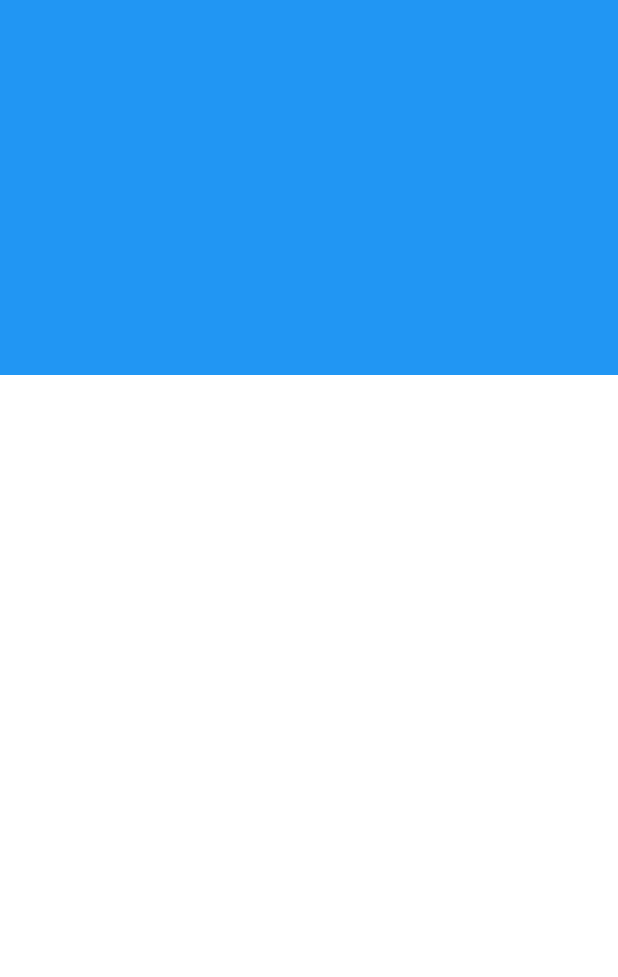
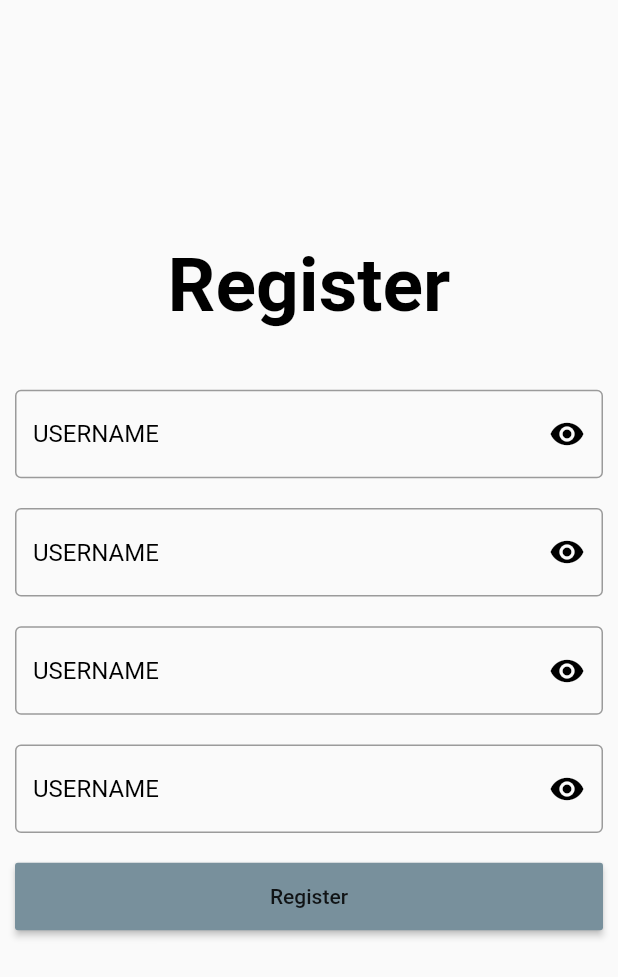
Before and after one commit to SankalpaLokuliyanage/ecom, a Flutter app: the screen it shows after launch, on a phone screen of 412 x 824 dp. Shown: the top 977 px of the screen. Run offline on Flutter 3.47's test engine with Material 2 defaults, Android fonts, the phone set to English and light mode, and no system bars.

Commit message:
Signup UI part 1

```diff
--- a/lib/screens/signup.dart
+++ b/lib/screens/signup.dart
@@ -5,14 +5,111 @@ class SignUp extends StatelessWidget {
 
   @override
   Widget build(BuildContext context) {
-    return SafeArea(
-      child: Container(
+    return Scaffold(
+      body: Container(
         child: Column(
           children: <Widget>[
             Container(
-              height: 250,
-              color: Colors.blue,
-            )
+              height: 220,
+              width: double.infinity,
+              child: Column(
+                mainAxisAlignment: MainAxisAlignment.end,
+                children: <Widget>[
+                  Text("Register", style: TextStyle(
+                    fontSize: 50,
+                    fontWeight: FontWeight.bold,
+                    color: Colors.black
+                  ),)
+                ],
+              ),
+            ),
+
+            SizedBox(
+              height: 20,
+            ),
+
+            Container(
+              height: 400,
+              margin: EdgeInsets.symmetric(horizontal: 10),
+              width: double.infinity,
+              child: Column(
+                mainAxisAlignment: MainAxisAlignment.spaceEvenly,
+                children: <Widget>[
+                  TextFormField(
+                    decoration: InputDecoration(
+                      hintText: "USERNAME",
+                      suffixIcon: GestureDetector(
+                        onTap: () {
+                          FocusScope.of(context).unfocus();
+                        },
+                        child: Icon(Icons.visibility, color: Colors.black,),
+                      ),
+                      hintStyle: TextStyle(
+                        color: Colors.black
+                      ),
+                      border: OutlineInputBorder(),
+                    ),
+                  ),
+
+                  TextFormField(
+                    decoration: InputDecoration(
+                      hintText: "USERNAME",
+                      suffixIcon: GestureDetector(
+                        onTap: () {
+                          FocusScope.of(context).unfocus();
+                        },
+                        child: Icon(Icons.visibility, color: Colors.black,),
+                      ),
+                      hintStyle: TextStyle(
+                        color: Colors.black
+                      ),
+                      border: OutlineInputBorder(),
+                    ),
+                  ),
+
+                  TextFormField(
+                    decoration: InputDecoration(
+                      hintText: "USERNAME",
+                      suffixIcon: GestureDetector(
+                        onTap: () {
+                          FocusScope.of(context).unfocus();
+                        },
+                        child: Icon(Icons.visibility, color: Colors.black,),
+                      ),
+                      hintStyle: TextStyle(
+                        color: Colors.black
+                      ),
+                      border: OutlineInputBorder(),
+                    ),
+                  ),
+
+                  TextFormField(
+                    decoration: InputDecoration(
+                      hintText: "USERNAME",
+                      suffixIcon: GestureDetector(
+                        onTap: () {
+                          FocusScope.of(context).unfocus();
+                        },
+                        child: Icon(Icons.visibility, color: Colors.black,),
+                      ),
+                      hintStyle: TextStyle(
+                        color: Colors.black
+                      ),
+                      border: OutlineInputBorder(),
+                    ),
+                  ),
+
+                  Container(
+                    height: 45,
+                    width: double.infinity,
+                    child: RaisedButton(
+                      child: Text("Register"),
+                      color: Colors.blueGrey[400],
+                      onPressed: () {}),
+                  ),
+                ],
+              ),
+            ),
           ],
         ),
       ),
```
